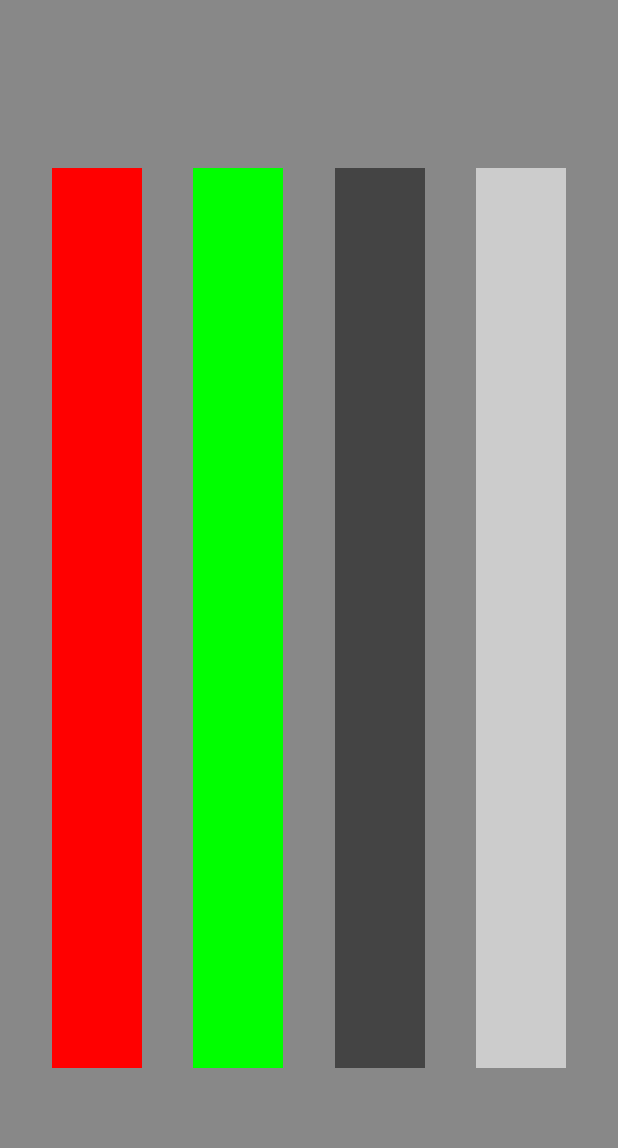
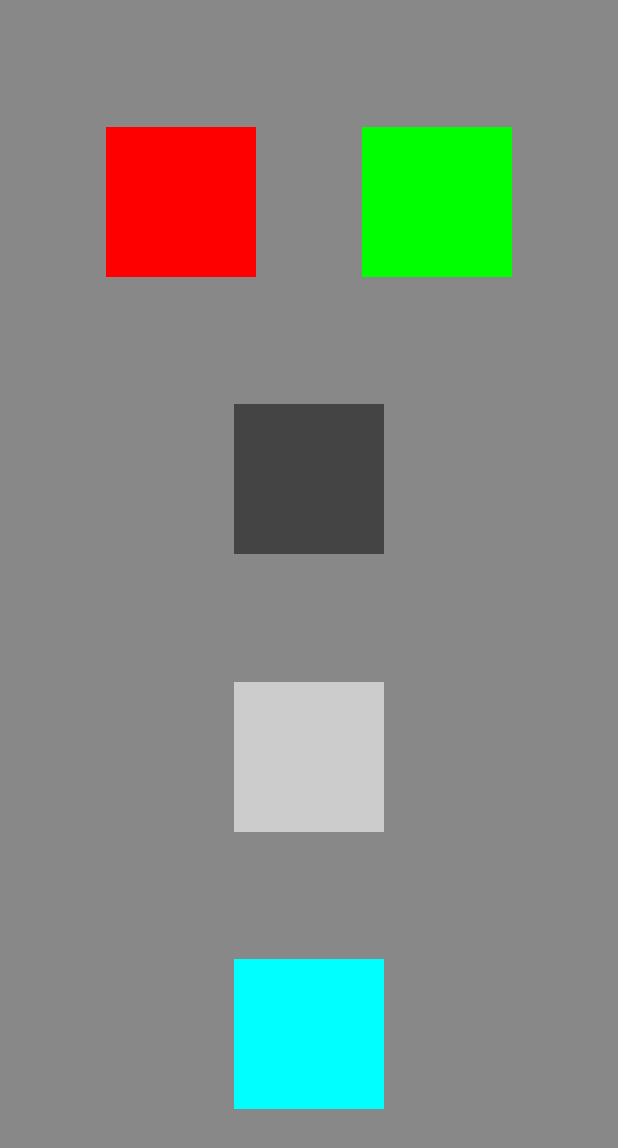
Before and after one commit to GSMYunsung/ComposeUI, an Android app built with Jetpack Compose: the ComposeActivity screen opened directly, with no data from a screen before it, on a phone screen of 412 x 824 dp. Shown: the top 1148 px of the screen. Run offline under Robolectric (Android 15) with nearby library versions, the phone set to English and light mode, and no system bars.

Commit message:
[UPDATE] colunInRow 추가

```diff
--- a/app/src/main/java/com/kdn/studycompose_ui/ComposeActivity.kt
+++ b/app/src/main/java/com/kdn/studycompose_ui/ComposeActivity.kt
@@ -3,29 +3,25 @@ package com.kdn.studycompose_ui
 import android.os.Bundle
 import androidx.activity.ComponentActivity
 import androidx.activity.compose.setContent
-import androidx.compose.foundation.clickable
 import androidx.compose.foundation.layout.*
 import androidx.compose.material.Button
-import androidx.compose.material.MaterialTheme
 import androidx.compose.material.Surface
 import androidx.compose.material.Text
 import androidx.compose.runtime.Composable
 import androidx.compose.ui.Alignment
 import androidx.compose.ui.Modifier
 import androidx.compose.ui.graphics.Color
-import androidx.compose.ui.text.TextStyle
-import androidx.compose.ui.text.font.FontFamily
-import androidx.compose.ui.text.font.FontWeight
 import androidx.compose.ui.tooling.preview.Preview
 import androidx.compose.ui.unit.dp
-import androidx.compose.ui.unit.sp
 import com.kdn.studycompose_ui.ui.theme.StudyCompose_UITheme
 
 class ComposeActivity : ComponentActivity() {
     override fun onCreate(savedInstanceState: Bundle?) {
         super.onCreate(savedInstanceState)
 
-        setContent { MainScreen() }
+        setContent {
+            MainScreen()
+        }
 
     }
 
@@ -36,15 +32,23 @@ class ComposeActivity : ComponentActivity() {
             modifier = Modifier.fillMaxSize()
         ) {
 
-            Row(
+            Column(
                 modifier = Modifier.fillMaxSize(),
-                horizontalArrangement = Arrangement.SpaceEvenly,
-                verticalAlignment = Alignment.CenterVertically) {
+                verticalArrangement = Arrangement.SpaceEvenly,
+                horizontalAlignment = Alignment.CenterHorizontally
 
-                HorizontalColoredBar(Color.Red)
-                HorizontalColoredBar(Color.Green)
-                HorizontalColoredBar(Color.DarkGray)
-                HorizontalColoredBar(Color.LightGray)
+            ) {
+                Row(
+                    modifier = Modifier.fillMaxWidth(),
+                    horizontalArrangement = Arrangement.SpaceEvenly
+                ) {
+                    ColoredSquare(Color.Red)
+                    ColoredSquare(Color.Green)
+
+                }
+                ColoredSquare(Color.DarkGray)
+                ColoredSquare(Color.LightGray)
+                ColoredSquare(Color.Cyan)
 
             }
 
@@ -52,12 +56,12 @@ class ComposeActivity : ComponentActivity() {
     }
 
     @Composable
-    fun  HorizontalColoredBar(color : Color){
+    fun  ColoredSquare(color : Color){
         Surface(
             color = color,
             modifier = Modifier
-                .height(600.dp)
-                .width(60.dp)
+                .height(100.dp)
+                .width(100.dp)
         ) { }
     }
 
```
Also changed, not shown: app/src/main/java/com/kdn/studycompose_ui/Ui.kt (+37 -5 lines).
